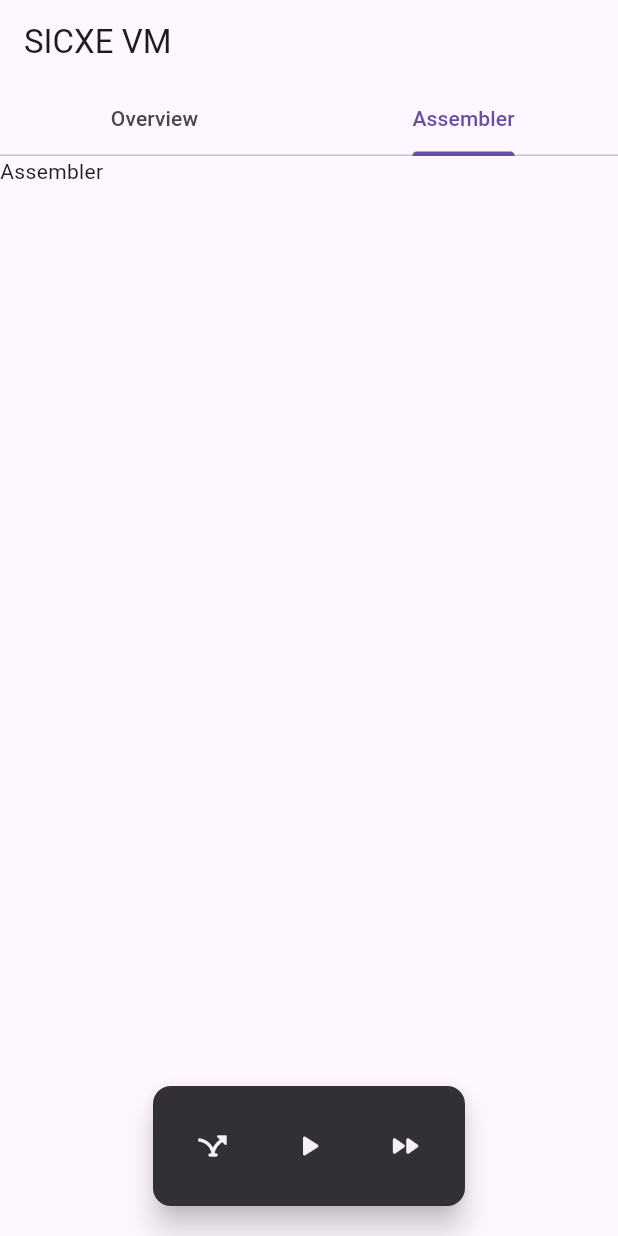
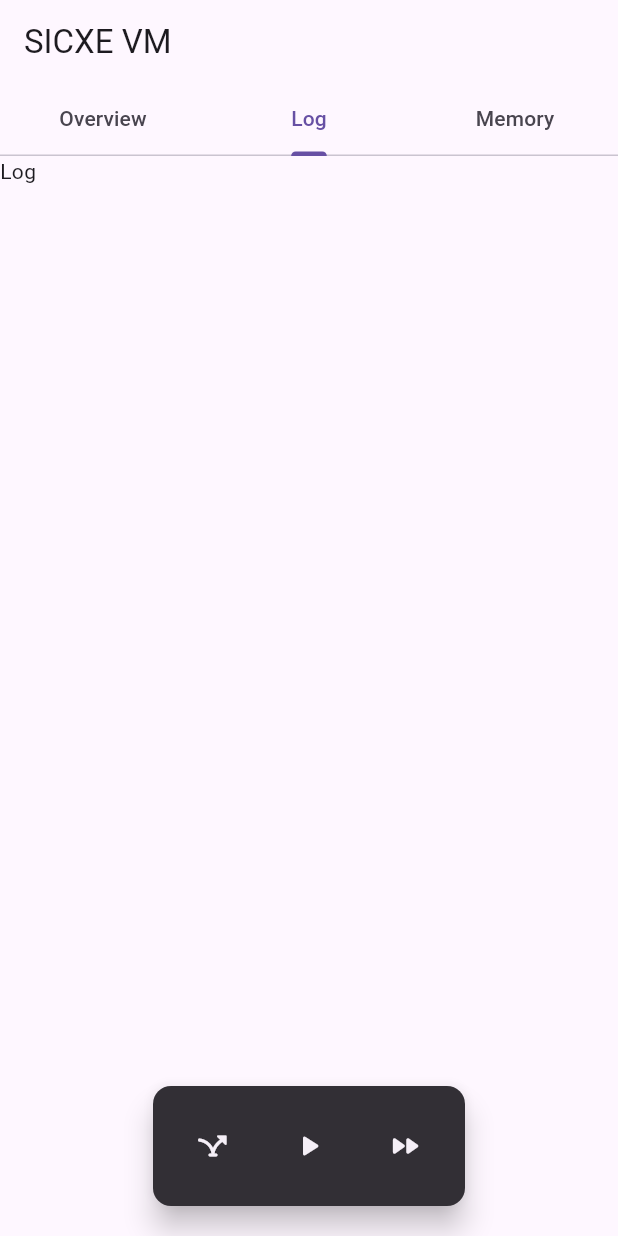
Before and after one commit to ljcucc/sicxe-ide, a Flutter app: the screen it shows after launch, tab 2 chosen, on a phone screen of 412 x 824 dp. Run offline on Flutter 3.47's test engine with Material 3 defaults, Android fonts, the phone set to English and light mode, and no system bars; drawn by our look-alikes of dynamic_color; our stand-ins replace google_fonts; missing offline and left inert: dart:ffi.

Commit message:
redesign vm_inspector & add memory & log tabs

```diff
--- a/lib/main.dart
+++ b/lib/main.dart
@@ -2,6 +2,7 @@ import 'dart:io';
 
 import 'package:flutter/material.dart';
 import 'package:sicxe/control_bar.dart';
+import 'package:sicxe/inspectors/memory_inspector.dart';
 import 'package:sicxe/vm/vm.dart';
 import 'package:sicxe/inspectors/vm_inspector.dart';
 
@@ -69,7 +70,7 @@ class _MyHomePageState extends State<MyHomePage> {
     }
 
     return DefaultTabController(
-      length: 2,
+      length: 3,
       initialIndex: 0,
       child: Scaffold(
         appBar: AppBar(
@@ -79,14 +80,21 @@ class _MyHomePageState extends State<MyHomePage> {
               text: "Overview",
             ),
             Tab(
-              text: "Assembler",
+              text: "Log",
+            ),
+            Tab(
+              text: "Memory",
             ),
           ]),
         ),
         body: TabBarView(
           children: [
             VMInspector(vm: vm),
-            Text("Assembler"),
+            Text("Log"),
+            SafeArea(
+              minimum: const EdgeInsets.all(8.0),
+              child: MemoryInspector(mem: vm.mem),
+            ),
           ],
         ),
         floatingActionButtonLocation: fabLocation,
```
Also changed, not shown: lib/inspectors/vm_inspector.dart (+8 -27 lines).
